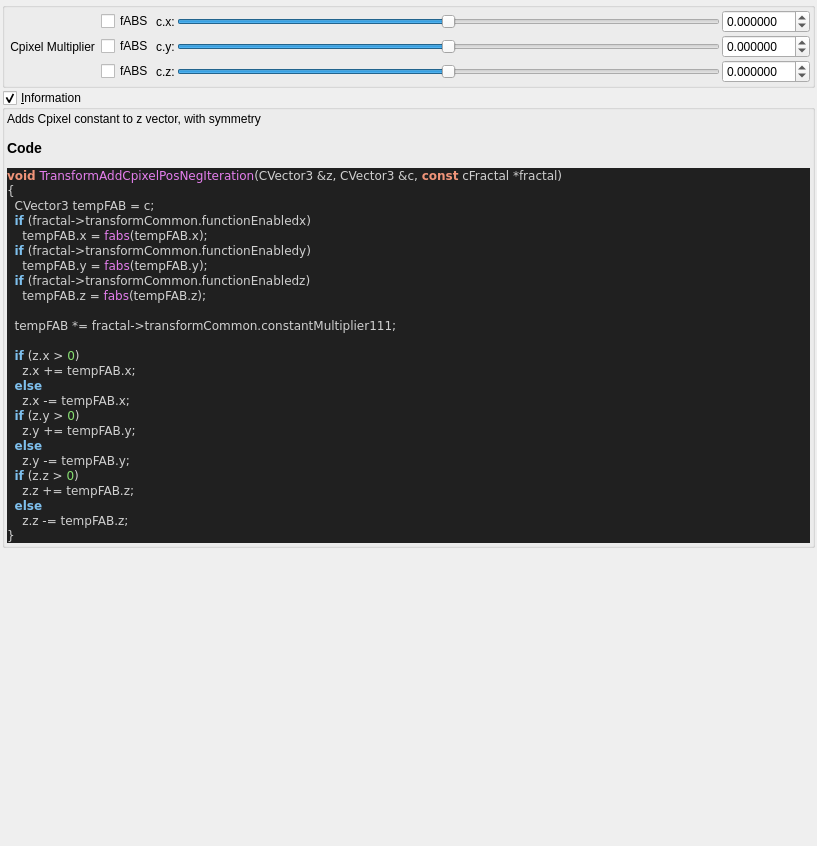
Qt form mandelbulber2/qt_data/fractal_transf_add_Cpixel_symmetrical.ui (buddhi1980/mandelbulber2) before a commit.
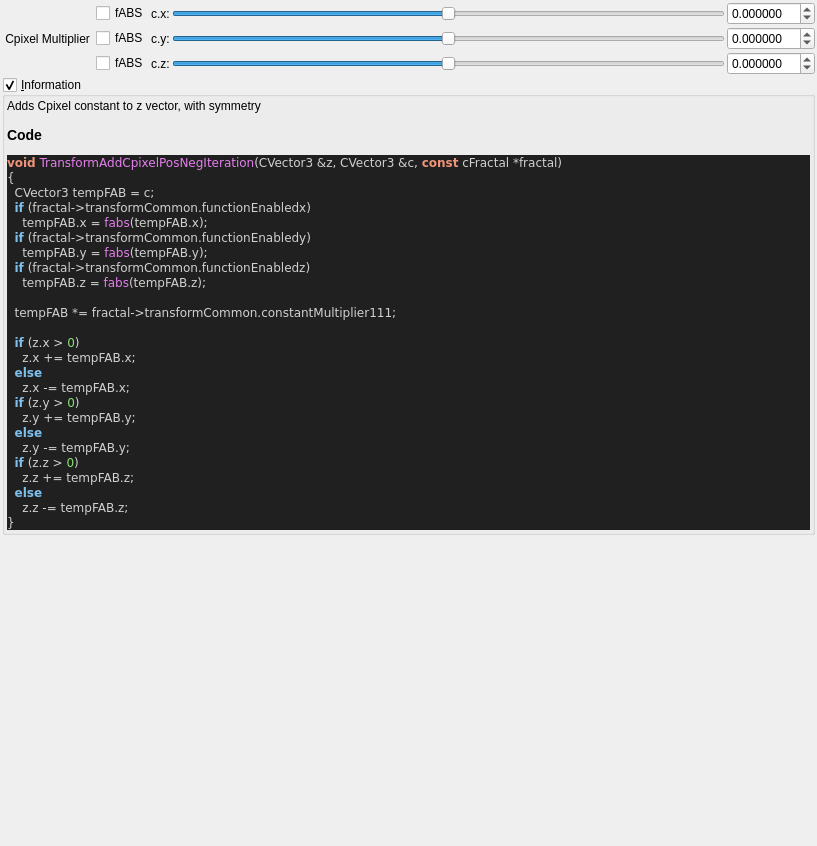
The same form after that commit. Custom widgets are drawn as their Qt base class.

The edit to the form file:
```diff
--- a/mandelbulber2/qt_data/fractal_transf_add_Cpixel_symmetrical.ui
+++ b/mandelbulber2/qt_data/fractal_transf_add_Cpixel_symmetrical.ui
@@ -30,33 +30,6 @@
     <number>2</number>
    </property>
    <item>
-    <widget class="QGroupBox" name="groupCheck_transf_addCpixel_enabled">
-     <property name="toolTip">
-      <string>&lt;html&gt;&lt;head/&gt;&lt;body&gt;&lt;p&gt;Cpixel is CVector3 c = ( c.x, c.y, c.z). It is  each original point (pixel) in 3D space where the iteration starts from, ( c = original z for each point .) It is commonly found in formula structures z = f(z) + c.&lt;/p&gt;&lt;p&gt;The Cpixel multiplier effectively scales this point &amp;quot;c&amp;quot;.&lt;/p&gt;&lt;p&gt;This transform allows the addition or subtraction of Cpixel, dependent on whether z is postive or negative.&lt;/p&gt;&lt;p&gt;e.g if &lt;span style=&quot; font-style:italic;&quot;&gt;z.x&lt;/span&gt; is positive then &lt;span style=&quot; font-style:italic;&quot;&gt;fabs(c.x)&lt;/span&gt; is added, if &lt;span style=&quot; font-style:italic;&quot;&gt;z.x&lt;/span&gt; is negative then &lt;span style=&quot; font-style:italic;&quot;&gt;fabs(c)&lt;/span&gt; is subtracted. &lt;/p&gt;&lt;p&gt;Also try negative addCpixel constant multipliers.&lt;/p&gt;&lt;p&gt;If checkBoxes are disabled then Cpixel remains signed.&lt;/p&gt;&lt;p&gt;&lt;br/&gt;&lt;/p&gt;&lt;/body&gt;&lt;/html&gt;</string>
-     </property>
-     <property name="title">
-      <string/>
-     </property>
-     <property name="checkable">
-      <bool>false</bool>
-     </property>
-     <layout class="QVBoxLayout" name="verticalLayout_49">
-      <property name="spacing">
-       <number>2</number>
-      </property>
-      <property name="leftMargin">
-       <number>2</number>
-      </property>
-      <property name="topMargin">
-       <number>2</number>
-      </property>
-      <property name="rightMargin">
-       <number>2</number>
-      </property>
-      <property name="bottomMargin">
-       <number>2</number>
-      </property>
-      <item>
        <layout class="QGridLayout" name="gridLayout_23">
         <property name="spacing">
          <number>2</number>
@@ -270,9 +243,6 @@
          </widget>
         </item>
        </layout>
-      </item>
-     </layout>
-    </widget>
    </item>
    <item>
     <widget class="MyGroupBox" name="groupCheck_info">
```
Lines whose indentation alone changed are shown as unchanged.
